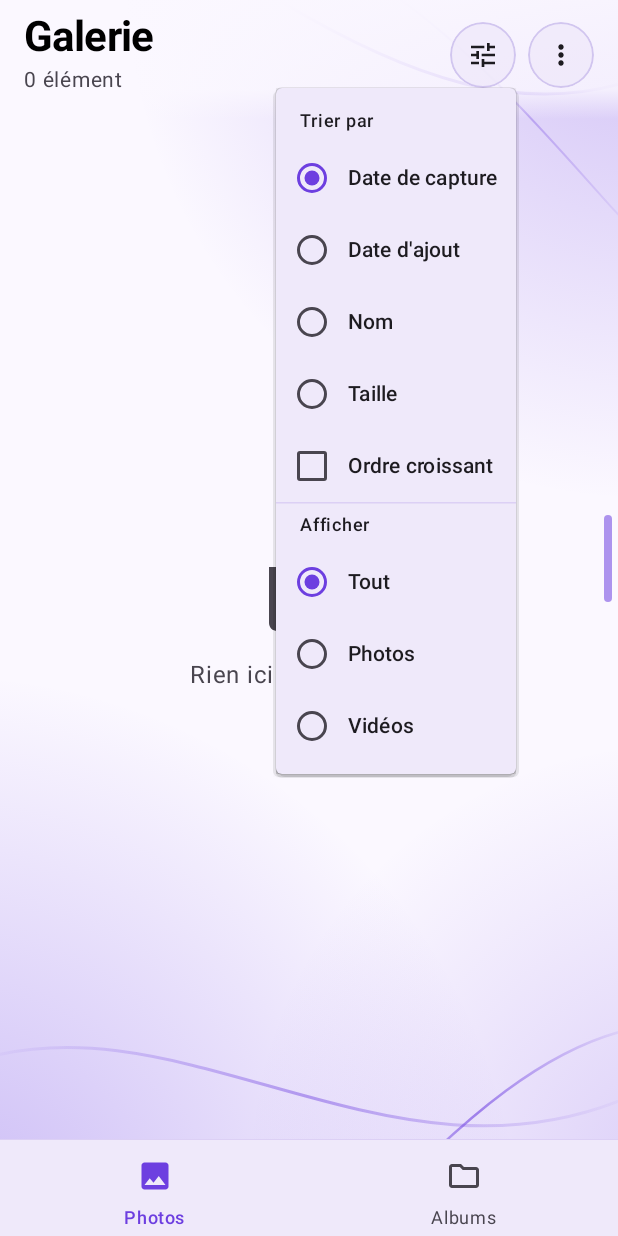
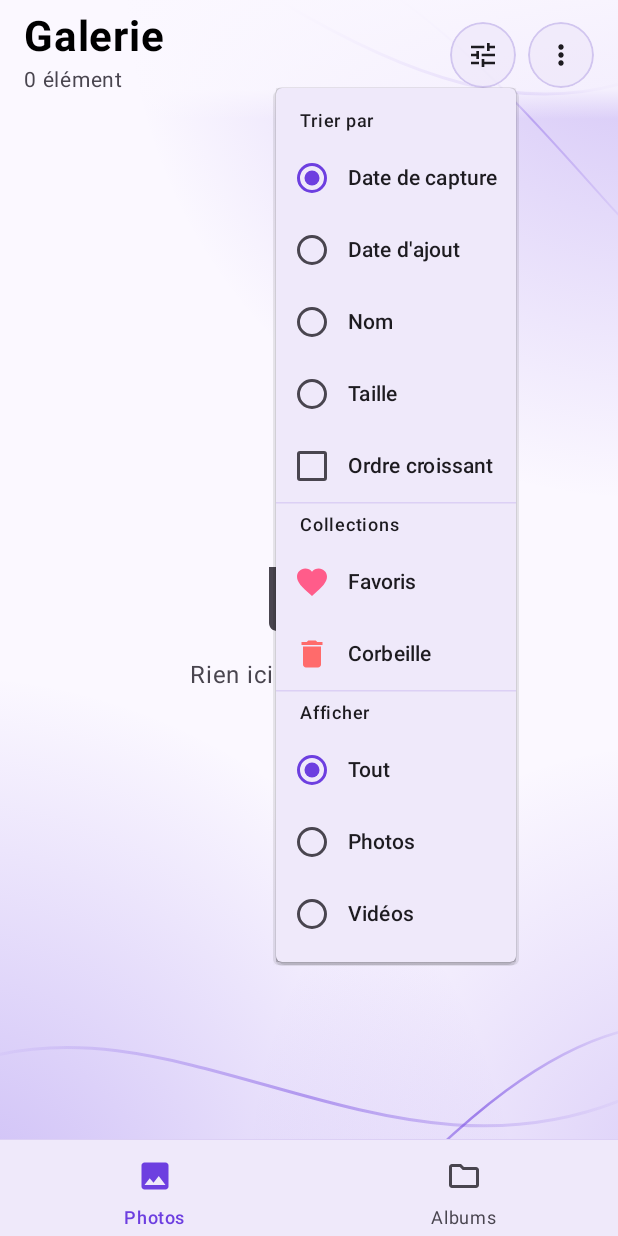
Before and after one commit to scalariapp-byte/Galerie-, an Android app built with Jetpack Compose: the screen it shows after launch (MainActivity), after a tap on "Trier et filtrer", on a phone screen of 412 x 824 dp. Run offline under Robolectric (Android 15) with nearby library versions, the phone set to English and light mode, and no system bars.

Commit message:
Collections dans le menu filtre, retrait du panneau latéral, tailles de texte fixes sûres
Co-Authored-By: Claude Opus 5.5 <noreply@anthropic.com>
Claude-Session: https://claude.ai/code/session_01DRzCc3bmHR3yupLjcniMQV

```diff
--- a/app/build.gradle.kts
+++ b/app/build.gradle.kts
@@ -12,8 +12,8 @@ android {
         applicationId = "com.galerie.app"
         minSdk = 30
         targetSdk = 35
-        versionCode = 11
-        versionName = "2.0"
+        versionCode = 12
+        versionName = "2.1"
     }
 
     // Clé de signature partagée : les builds locaux et CI peuvent se mettre à jour l'un l'autre.
--- a/app/src/main/java/com/galerie/app/ui/Grid.kt
+++ b/app/src/main/java/com/galerie/app/ui/Grid.kt
@@ -310,7 +310,7 @@ private fun GroupHeader(e: HeaderEntry, selectionMode: Boolean, allSelected: Boo
     ) {
         Box(Modifier.width(4.dp).height(22.dp).background(VioletGradient, RoundedCornerShape(2.dp)))
         Spacer(Modifier.width(12.dp))
-        Text(e.title, fontSize = fixedSp(20f), fontWeight = FontWeight.Bold, letterSpacing = (-0.015).em, maxLines = 1, overflow = TextOverflow.Ellipsis, modifier = Modifier.weight(1f))
+        Text(e.title, fontSize = fixedSp(20f), fontWeight = FontWeight.Bold, maxLines = 1, overflow = TextOverflow.Ellipsis, modifier = Modifier.weight(1f))
         Surface(shape = CircleShape, color = MaterialTheme.colorScheme.surfaceContainerHigh, border = androidx.compose.foundation.BorderStroke(0.5.dp, MaterialTheme.colorScheme.outlineVariant)) {
             Row(Modifier.padding(start = 12.dp, end = if (selectionMode) 8.dp else 12.dp, top = 5.dp, bottom = 5.dp), verticalAlignment = Alignment.CenterVertically) {
                 Text("${e.ids.size}", fontSize = fixedSp(14f), fontWeight = FontWeight.SemiBold)
--- a/app/src/main/java/com/galerie/app/ui/Root.kt
+++ b/app/src/main/java/com/galerie/app/ui/Root.kt
@@ -167,7 +167,6 @@ private fun HomeScreen(vm: GalleryViewModel, partial: Boolean, onRequestMore: ()
                 else -> AlbumsTab(vm, contentPad)
             }
         }
-        if (vm.selection.isEmpty()) EdgePanel(vm)
         Column(Modifier.align(Alignment.BottomCenter), horizontalAlignment = Alignment.CenterHorizontally) {
             if (vm.selection.isNotEmpty()) {
                 Box(Modifier.navigationBarsPadding().padding(bottom = 10.dp)) { SelectionBottomBar(vm, trashMode = false) }
--- a/app/src/main/java/com/galerie/app/ui/Screens.kt
+++ b/app/src/main/java/com/galerie/app/ui/Screens.kt
@@ -316,6 +316,16 @@ fun SortMenu(vm: GalleryViewModel, settings: Settings, showFilter: Boolean) {
                 leadingIcon = { Checkbox(settings.ascending, null) },
                 onClick = { vm.update { it.copy(ascending = !it.ascending) } },
             )
+            HorizontalDivider()
+            Text("Collections", style = MaterialTheme.typography.labelMedium, modifier = Modifier.padding(horizontal = 16.dp, vertical = 6.dp))
+            rememberSmartItems(vm).forEach { s ->
+                DropdownMenuItem(
+                    text = { Text(s.label) },
+                    leadingIcon = { Icon(s.icon, null, tint = s.color) },
+                    trailingIcon = { if (s.count > 0) Text("${s.count}", color = MaterialTheme.colorScheme.onSurfaceVariant) },
+                    onClick = { open = false; s.open() },
+                )
+            }
             if (showFilter) {
                 HorizontalDivider()
                 Text("Afficher", style = MaterialTheme.typography.labelMedium, modifier = Modifier.padding(horizontal = 16.dp, vertical = 6.dp))
--- a/app/src/main/java/com/galerie/app/ui/Style.kt
+++ b/app/src/main/java/com/galerie/app/ui/Style.kt
@@ -172,7 +172,7 @@ fun HeaderScaffold(
             ) {
                 Row(verticalAlignment = Alignment.CenterVertically) {
                     Column(Modifier.weight(1f)) {
-                        Text(title, fontSize = fixedSp(28f), fontWeight = FontWeight.Bold, letterSpacing = (-0.02).em, maxLines = 1, overflow = TextOverflow.Ellipsis)
+                        Text(title, fontSize = fixedSp(28f), fontWeight = FontWeight.Bold, maxLines = 1, overflow = TextOverflow.Ellipsis)
                         Text(subtitle, fontSize = fixedSp(14f), color = MaterialTheme.colorScheme.onSurfaceVariant, maxLines = 1)
                     }
                     actions()
--- a/app/src/main/java/com/galerie/app/ui/Theme.kt
+++ b/app/src/main/java/com/galerie/app/ui/Theme.kt
@@ -80,6 +80,4 @@ fun GalerieTheme(theme: ThemeMode, dynamicColor: Boolean = false, content: @Comp
 /** Taille de texte indépendante du réglage « taille de police » : pour les zones très denses. */
 @Composable
 @ReadOnlyComposable
-fun fixedSp(value: Float): TextUnit = with(LocalDensity.current) {
-    if (value >= 0f) Dp(value).toSp() else (-Dp(-value).toSp().value).sp
-}
+fun fixedSp(value: Float): TextUnit = (value / LocalDensity.current.fontScale.coerceAtLeast(0.5f)).sp
```
